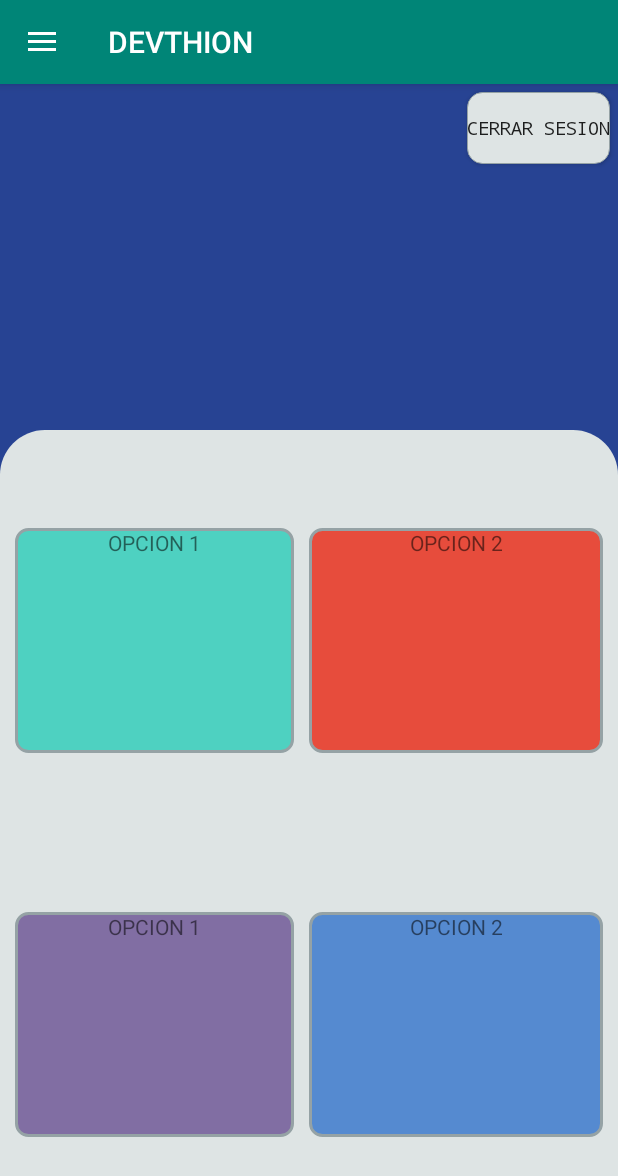
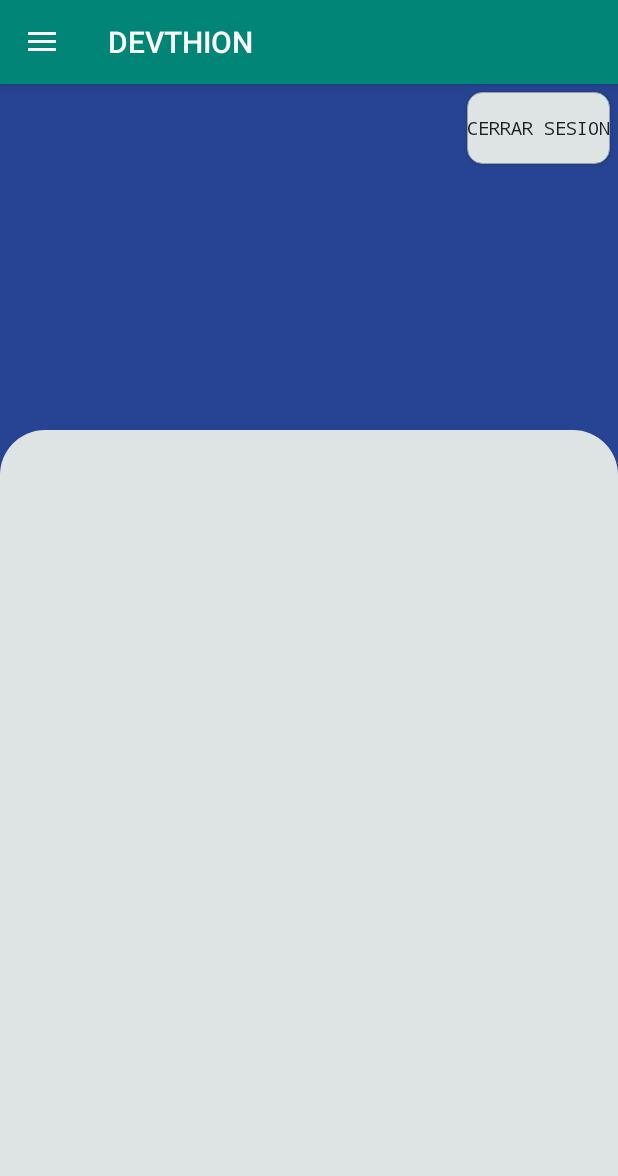
Before and after one commit to devthion/Aplicacion_showroom, an Android app: the screen it shows after launch once a user with an empty profile is signed in (MenuPrincipal), on a phone screen of 412 x 824 dp. Shown: the top 1176 px of the screen. Run offline under Robolectric (Android 15) with nearby library versions, the phone set to English and light mode, and no system bars; our stand-ins replace Firebase (no records; nobody signed in at launch, a user with empty details on screens opened directly), Picasso, navigation-ui; Roboto replaces fonts that are not available here.

Commit message:
Correccion al mostrar cupones

```diff
--- a/app/build.gradle
+++ b/app/build.gradle
@@ -50,5 +50,6 @@ dependencies {
     implementation 'androidx.navigation:navigation-ui:2.2.1'
     implementation 'com.google.firebase:firebase-storage:19.1.0'
     implementation 'com.squareup.picasso:picasso:2.71828'
+    implementation 'androidx.cardview:cardview:1.0.0'
 
 }
--- a/app/src/main/java/com/devthion/myapplication/BuscarCupon.java
+++ b/app/src/main/java/com/devthion/myapplication/BuscarCupon.java
@@ -52,8 +52,12 @@ public class BuscarCupon extends AppCompatActivity {
                 if(dataSnapshot.exists()){
 
                     for(DataSnapshot unCupon: dataSnapshot.getChildren()){
-                        Cupon cupon = unCupon.getValue(Cupon.class);
-                        Toast.makeText(getApplication(),"CUPON CREADO CON EXITO"+ cupon.getIdCupon(),Toast.LENGTH_LONG).show();
+                        Cupon cupon = new Cupon(unCupon.child("Codigo").getValue().toString(),
+                                unCupon.child("Local").getValue().toString(),
+                                Integer.parseInt(String.valueOf(unCupon.child("Descuento").getValue())),
+                                Integer.parseInt(String.valueOf(unCupon.child("Puntos Necesarios").getValue())));
+
+                        Toast.makeText(getApplication(),"CUPON CREADO CON EXITO "+ unCupon.child("Codigo").getValue(),Toast.LENGTH_LONG).show();
                         listaCupones.add(cupon);
                     }
 
--- a/app/src/main/res/drawable/background_1.xml
+++ /dev/null
@@ -1,7 +0,0 @@
-<?xml version="1.0" encoding="utf-8"?>
-<shape xmlns:android="http://schemas.android.com/apk/res/android">
-    <solid android:color="#4ED1C1"/>
-    <corners android:radius="8dp"/>
-    <stroke android:color="#95a2a5" android:width="2dp"></stroke>
-
-</shape>
--- a/app/src/main/res/drawable/background_2.xml
+++ /dev/null
@@ -1,7 +0,0 @@
-<?xml version="1.0" encoding="utf-8"?>
-<shape xmlns:android="http://schemas.android.com/apk/res/android">
-
-    <solid android:color="#e74c3c"/>
-    <corners android:radius="8dp"/>
-    <stroke android:color="#95a2a5" android:width="2dp"></stroke>
-</shape>
--- a/app/src/main/res/drawable/background_3.xml
+++ /dev/null
@@ -1,7 +0,0 @@
-<?xml version="1.0" encoding="utf-8"?>
-<shape xmlns:android="http://schemas.android.com/apk/res/android">
-
-    <solid android:color="#fa9658"/>
-    <corners android:radius="8dp"/>
-    <stroke android:color="#171c25" android:width="2dp"></stroke>
-</shape>
--- a/app/src/main/res/drawable/background_4.xml
+++ /dev/null
@@ -1,7 +0,0 @@
-<?xml version="1.0" encoding="utf-8"?>
-<shape xmlns:android="http://schemas.android.com/apk/res/android">
-
-    <solid android:color="#816ea3"/>
-    <corners android:radius="8dp"/>
-    <stroke android:color="#95a2a5" android:width="2dp"></stroke>
-</shape>
--- a/app/src/main/res/drawable/background_5.xml
+++ /dev/null
@@ -1,8 +0,0 @@
-<?xml version="1.0" encoding="utf-8"?>
-<shape xmlns:android="http://schemas.android.com/apk/res/android">
-
-    <solid android:color="#558ad0"/>
-
-    <corners android:radius="8dp"/>
-    <stroke android:color="#95a2a5" android:width="2dp"></stroke>
-</shape>
--- a/app/src/main/res/drawable/background_6.xml
+++ /dev/null
@@ -1,7 +0,0 @@
-<?xml version="1.0" encoding="utf-8"?>
-<shape xmlns:android="http://schemas.android.com/apk/res/android">
-
-    <solid android:color="#74c2cd"/>
-    <corners android:radius="8dp"/>
-    <stroke android:color="#171c25" android:width="2dp"></stroke>
-</shape>
--- a/app/src/main/res/layout/fragment_fragment_menu_principal.xml
+++ b/app/src/main/res/layout/fragment_fragment_menu_principal.xml
@@ -95,106 +95,7 @@
             app:layout_constraintHorizontal_bias="1.0"
             app:layout_constraintStart_toStartOf="parent"
             app:layout_constraintTop_toTopOf="parent"
-            app:layout_constraintVertical_bias="1.0">
-
-            <LinearLayout
-                android:layout_width="match_parent"
-                android:layout_height="match_parent"
-                android:layout_weight="3"
-                android:orientation="horizontal"
-                android:paddingTop="26dp"
-                android:paddingBottom="13dp">
-
-                <LinearLayout
-                    android:layout_width="match_parent"
-                    android:layout_height="150dp"
-                    android:layout_gravity="center"
-                    android:layout_marginLeft="10dp"
-                    android:layout_marginTop="10dp"
-                    android:layout_marginRight="10dp"
-                    android:layout_marginBottom="10dp"
-                    android:layout_weight="1"
-                    android:background="@drawable/background_1"
-                    android:orientation="vertical">
-
-                    <TextView
-                        android:id="@+id/textView6"
-                        android:layout_width="match_parent"
-                        android:layout_height="wrap_content"
-                        android:gravity="center"
-                        android:text="OPCION 1" />
-                </LinearLayout>
-
-                <LinearLayout
-                    android:layout_width="match_parent"
-                    android:layout_height="150dp"
-                    android:layout_gravity="center"
-                    android:layout_marginTop="10dp"
-                    android:layout_marginRight="10dp"
-                    android:layout_marginBottom="10dp"
-                    android:layout_weight="1"
-                    android:background="@drawable/background_2"
-                    android:orientation="vertical">
-
-                    <TextView
-                        android:id="@+id/textView7"
-                        android:layout_width="match_parent"
-                        android:layout_height="wrap_content"
-                        android:gravity="center"
-                        android:text="OPCION 2" />
-                </LinearLayout>
-
-            </LinearLayout>
-
-            <LinearLayout
-                android:layout_width="match_parent"
-                android:layout_height="match_parent"
-                android:layout_weight="3"
-                android:orientation="horizontal"
-                android:paddingTop="13dp"
-                android:paddingBottom="26dp">
-
-                <LinearLayout
-                    android:layout_width="match_parent"
-                    android:layout_height="150dp"
-                    android:layout_gravity="center"
-                    android:layout_marginLeft="10dp"
-                    android:layout_marginTop="10dp"
-                    android:layout_marginRight="10dp"
-                    android:layout_marginBottom="10dp"
-                    android:layout_weight="1"
-                    android:background="@drawable/background_4"
-                    android:orientation="vertical">
-
-                    <TextView
-                        android:id="@+id/textView9"
-                        android:layout_width="match_parent"
-                        android:layout_height="wrap_content"
-                        android:gravity="center"
-                        android:text="OPCION 1" />
-                </LinearLayout>
-
-                <LinearLayout
-                    android:layout_width="match_parent"
-                    android:layout_height="150dp"
-                    android:layout_gravity="center"
-                    android:layout_marginTop="10dp"
-                    android:layout_marginRight="10dp"
-                    android:layout_marginBottom="10dp"
-                    android:layout_weight="1"
-                    android:background="@drawable/background_5"
-                    android:orientation="vertical">
-
-                    <TextView
-                        android:id="@+id/textView10"
-                        android:layout_width="match_parent"
-                        android:layout_height="wrap_content"
-                        android:gravity="center"
-                        android:text="OPCION 2" />
-                </LinearLayout>
-
-            </LinearLayout>
-        </LinearLayout>
+            app:layout_constraintVertical_bias="1.0"/>
 
     </androidx.constraintlayout.widget.ConstraintLayout>
 
```
